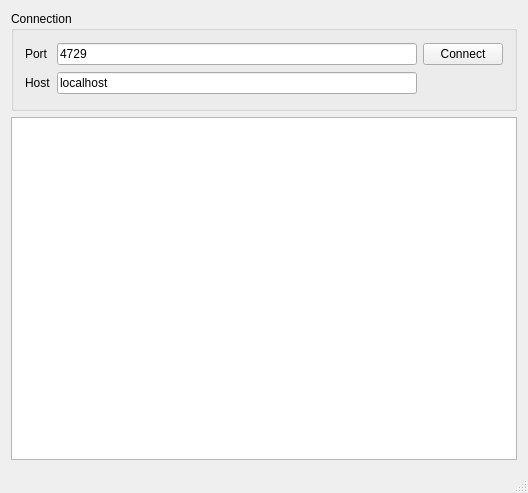
This is client/mainwindow.ui in Dobr1802/QSsl_chat_v.2 as Qt 5 draws it before an edit. The edited form follows.
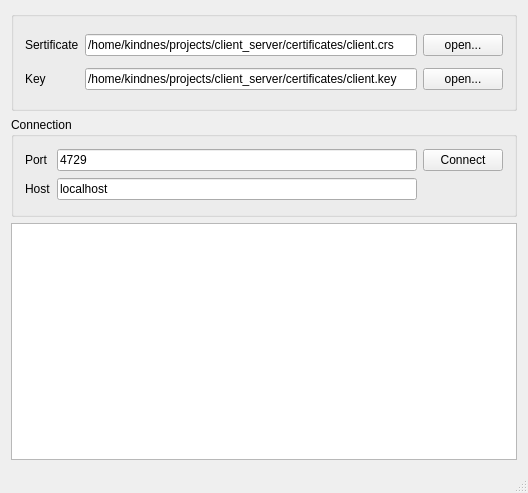
This is the edited form.

```diff
--- a/client/mainwindow.ui
+++ b/client/mainwindow.ui
@@ -15,6 +15,69 @@
   </property>
   <widget class="QWidget" name="centralWidget">
    <layout class="QVBoxLayout" name="verticalLayout">
+    <item>
+     <widget class="QGroupBox" name="groupBox_2">
+      <property name="minimumSize">
+       <size>
+        <width>0</width>
+        <height>100</height>
+       </size>
+      </property>
+      <property name="maximumSize">
+       <size>
+        <width>16777215</width>
+        <height>100</height>
+       </size>
+      </property>
+      <property name="title">
+       <string/>
+      </property>
+      <layout class="QGridLayout" name="gridLayout_2">
+       <item row="0" column="2">
+        <widget class="QPushButton" name="sertificateOpenButton">
+         <property name="text">
+          <string>open...</string>
+         </property>
+        </widget>
+       </item>
+       <item row="1" column="2">
+        <widget class="QPushButton" name="keyOpenButton">
+         <property name="text">
+          <string>open...</string>
+         </property>
+        </widget>
+       </item>
+       <item row="0" column="1">
+        <widget class="QLineEdit" name="sertLineEdit">
+         <property name="text">
+          <string>/home/kindnes/projects/client_server/certificates/client.crs</string>
+         </property>
+        </widget>
+       </item>
+       <item row="1" column="1">
+        <widget class="QLineEdit" name="keyLineEdit">
+         <property name="text">
+          <string>/home/kindnes/projects/client_server/certificates/client.key</string>
+         </property>
+        </widget>
+       </item>
+       <item row="0" column="0">
+        <widget class="QLabel" name="label_3">
+         <property name="text">
+          <string>Sertificate</string>
+         </property>
+        </widget>
+       </item>
+       <item row="1" column="0">
+        <widget class="QLabel" name="label_4">
+         <property name="text">
+          <string>Key</string>
+         </property>
+        </widget>
+       </item>
+      </layout>
+     </widget>
+    </item>
     <item>
      <widget class="QGroupBox" name="groupBox">
       <property name="sizePolicy">
```
